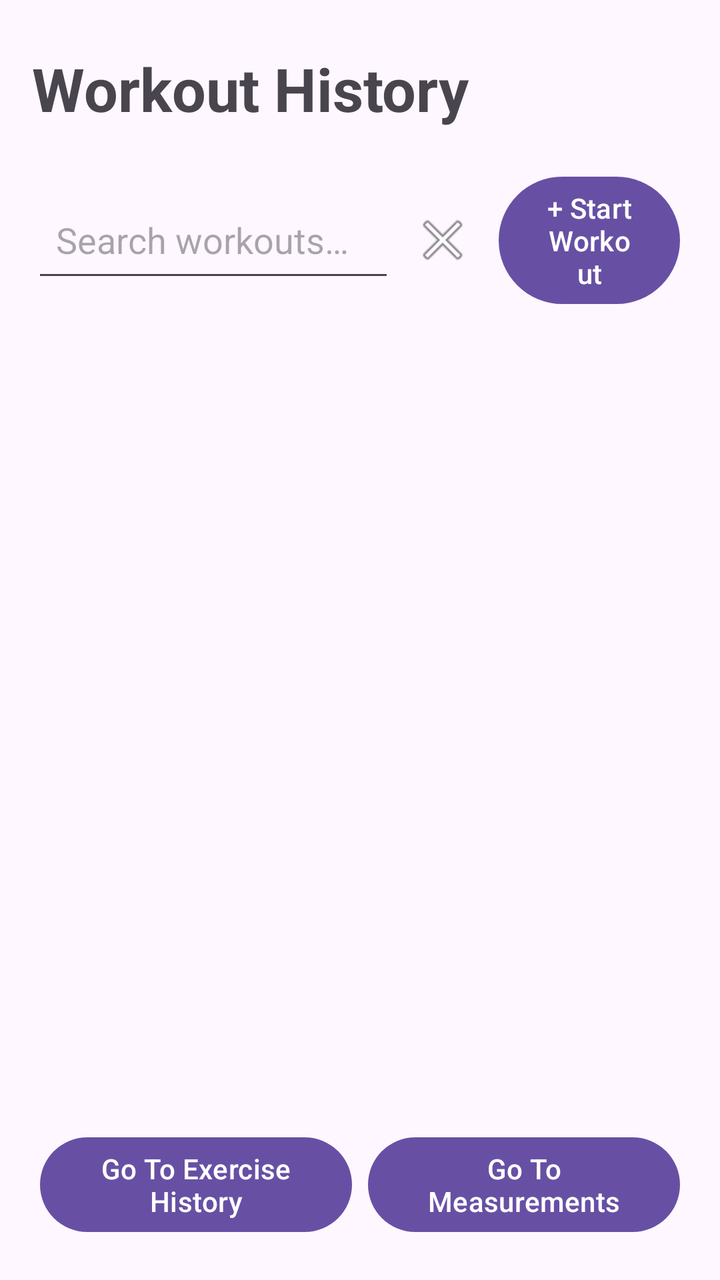
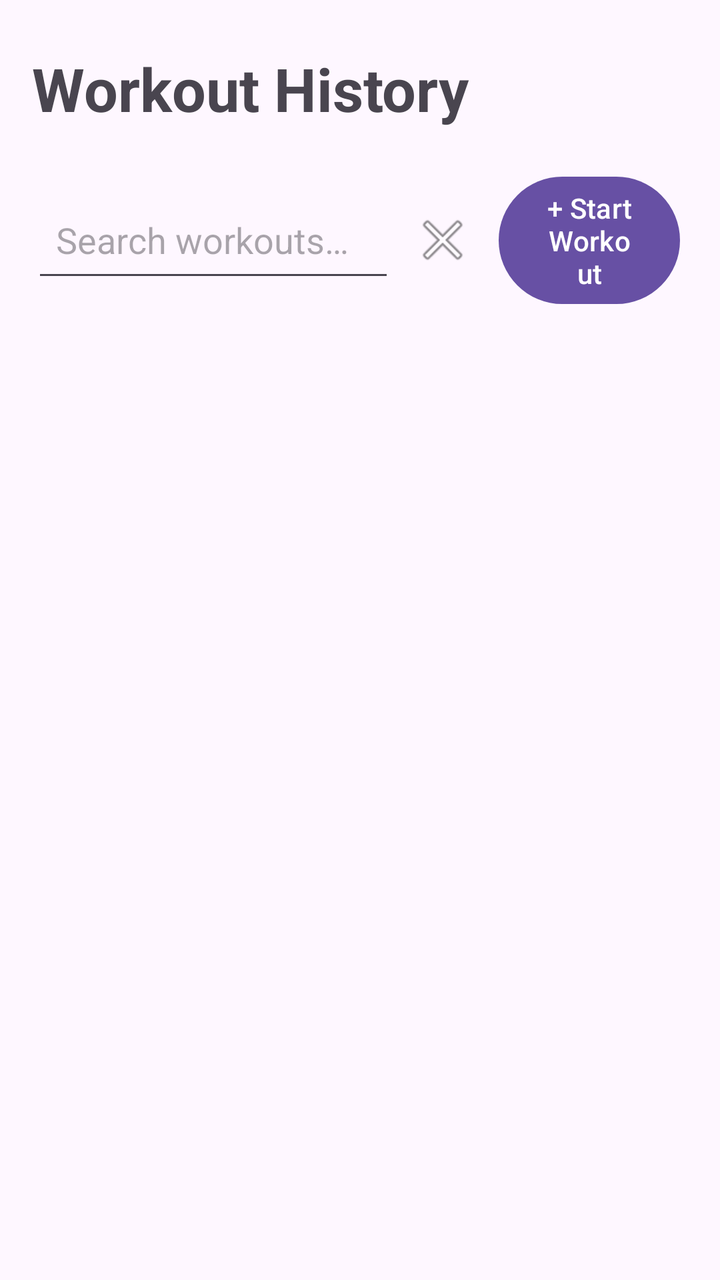

Two renders of the same Android screen: before a commit and after it. Below are the layout's source before the change and the commit's diff.
<!-- AndroidManifest.xml: application theme Theme.FitnessGuru -->
<!-- res/layout/activity_main.xml -->
<?xml version="1.0" encoding="utf-8"?>
<LinearLayout xmlns:android="http://schemas.android.com/apk/res/android"
    android:orientation="vertical"
    android:padding="16dp"
    android:layout_width="match_parent"
    android:layout_height="match_parent">

    <TextView
        android:id="@+id/appTitle"
        android:text="Workout History"
        android:textSize="30sp"
        android:textStyle="bold"
        android:layout_width="match_parent"
        android:layout_height="wrap_content"
        android:paddingTop="8dp"
        android:paddingBottom="16dp"/>

    <LinearLayout
        android:orientation="horizontal"
        android:gravity="center_vertical"
        android:layout_width="match_parent"
        android:layout_height="wrap_content">

        <EditText
            android:id="@+id/searchInput"
            android:hint="Search workouts…"
            android:singleLine="true"
            android:imeOptions="actionSearch"
            android:padding="12dp"
            android:minHeight="52dp"
            android:layout_width="0dp"
            android:layout_weight="1"
            android:layout_height="wrap_content"/>

        <ImageButton
            android:id="@+id/clearSearch"
            android:contentDescription="Clear search"
            android:src="@android:drawable/ic_menu_close_clear_cancel"
            android:background="?attr/selectableItemBackgroundBorderless"
            android:minWidth="48dp"
            android:minHeight="48dp"
            android:layout_width="48dp"
            android:layout_height="48dp"/>

        <Button
            android:id="@+id/newWorkout"
            android:layout_width="0dp"
            android:layout_weight="0.5"
            android:layout_height="wrap_content"
            android:minHeight="48dp"
            android:text="+ Start Workout"
            android:layout_margin="4dp"/>

    </LinearLayout>

    <TextView
        android:id="@+id/emptyMessage"
        android:text="No workouts yet. Start a workout to see it here!!"
        android:gravity="center"
        android:visibility="gone"
        android:layout_width="match_parent"
        android:layout_height="wrap_content"
        android:padding="24dp"/>

    <androidx.recyclerview.widget.RecyclerView
        android:id="@+id/workoutList"
        android:clipToPadding="false"
        android:paddingTop="12dp"
        android:layout_width="match_parent"
        android:layout_height="0dp"
        android:layout_weight="1"/>

    <LinearLayout
        android:orientation="horizontal"
        android:gravity="center_vertical"
        android:layout_width="match_parent"
        android:layout_height="wrap_content">

        <Button
            android:id="@+id/goToExerciseHistory"
            android:layout_width="0dp"
            android:layout_weight="1"
            android:layout_height="wrap_content"
            android:minHeight="48dp"
            android:text="Go To Exercise History"
            android:layout_margin="4dp"/>

        <Button
            android:id="@+id/goToMeasurements"
            android:layout_width="0dp"
            android:layout_weight="1"
            android:layout_height="wrap_content"
            android:minHeight="48dp"
            android:text="Go To Measurements"
            android:layout_margin="4dp"/>

    </LinearLayout>

</LinearLayout>
<!-- resources referenced by this layout -->
<resources>
  <style name="Theme.FitnessGuru" parent="Base.Theme.FitnessGuru" />
  <style name="Base.Theme.FitnessGuru" parent="Theme.Material3.DayNight.NoActionBar">
          
          
      </style>
</resources>

<!-- the commit's change to res/layout/activity_main.xml (unified diff, before → after) -->
@@ -70,30 +70,9 @@
         android:layout_height="0dp"
         android:layout_weight="1"/>
 
-    <LinearLayout
-        android:orientation="horizontal"
-        android:gravity="center_vertical"
+    <androidx.fragment.app.FragmentContainerView
+        android:id="@+id/bottomBar"
         android:layout_width="match_parent"
-        android:layout_height="wrap_content">
-
-        <Button
-            android:id="@+id/goToExerciseHistory"
-            android:layout_width="0dp"
-            android:layout_weight="1"
-            android:layout_height="wrap_content"
-            android:minHeight="48dp"
-            android:text="Go To Exercise History"
-            android:layout_margin="4dp"/>
-
-        <Button
-            android:id="@+id/goToMeasurements"
-            android:layout_width="0dp"
-            android:layout_weight="1"
-            android:layout_height="wrap_content"
-            android:minHeight="48dp"
-            android:text="Go To Measurements"
-            android:layout_margin="4dp"/>
-
-    </LinearLayout>
+        android:layout_height="wrap_content"/>
 
 </LinearLayout>
